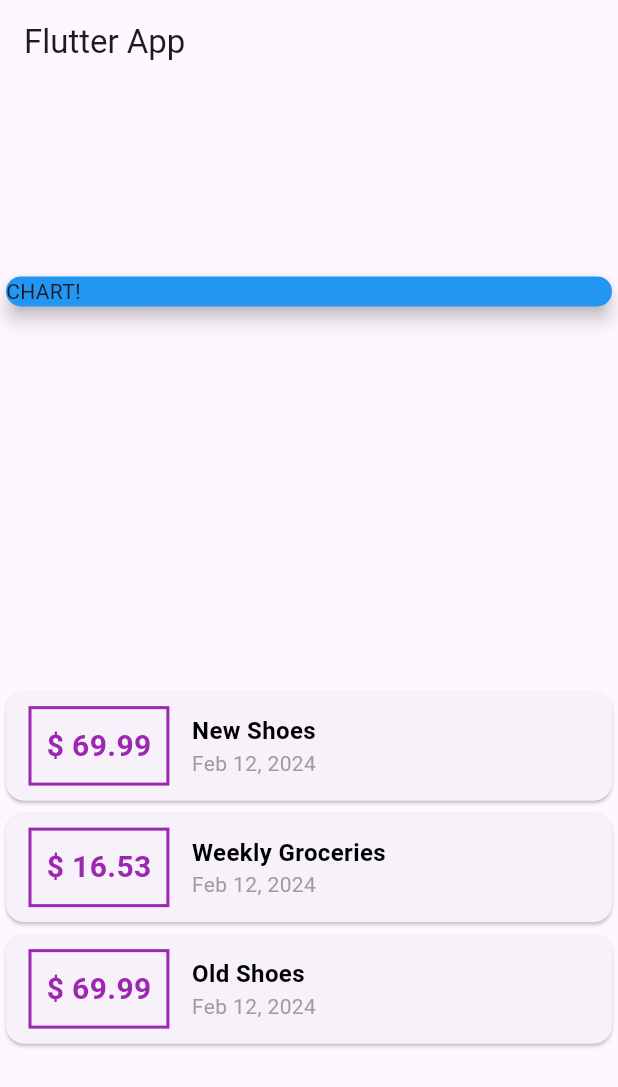
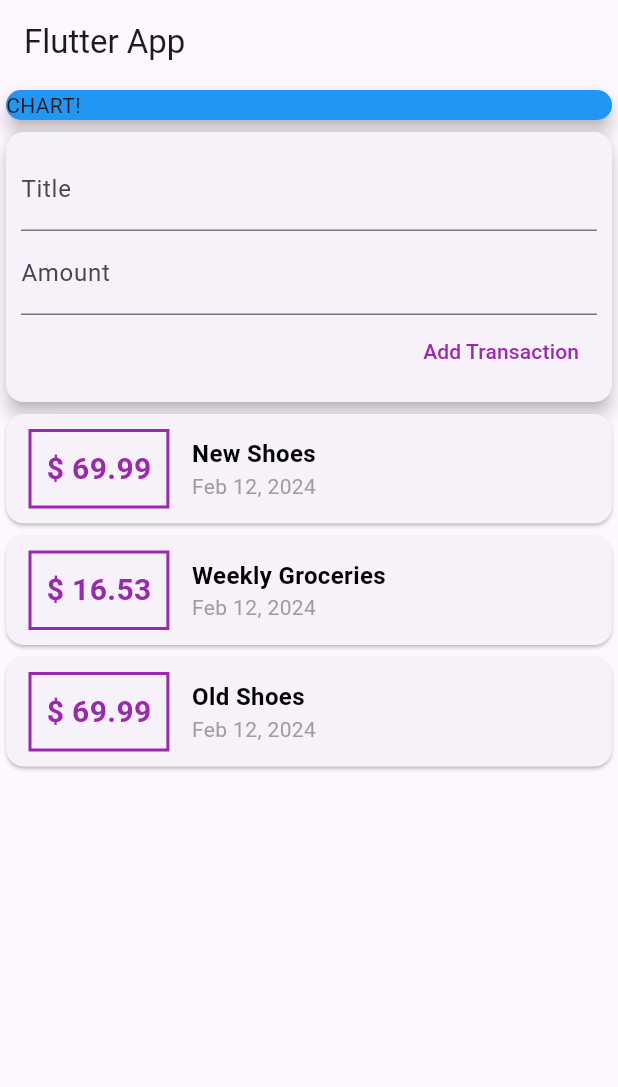
Before and after one commit to robertruben98/flutter_complete_guide, a Flutter app: the screen it shows after launch, on a phone screen of 412 x 824 dp. Shown: the top 1087 px of the screen. Run offline on Flutter 3.47's test engine with Material 3 defaults, Android fonts, the phone set to English and light mode, and no system bars.

Commit message:
ADD: text input widgets

```diff
--- a/lib/main.dart
+++ b/lib/main.dart
@@ -30,9 +30,10 @@ class MyHomePage extends StatelessWidget {
   @override
   Widget build(BuildContext context) {
     return Scaffold(
+        resizeToAvoidBottomInset: false,
         appBar: AppBar(title: Text('Flutter App')),
         body: Column(
-          mainAxisAlignment: MainAxisAlignment.spaceAround,
+          // mainAxisAlignment: MainAxisAlignment.start,
           crossAxisAlignment: CrossAxisAlignment.stretch,
           children: <Widget>[
             Container(
@@ -43,6 +44,28 @@ class MyHomePage extends StatelessWidget {
                 elevation: 5,
               ),
             ),
+            Card(
+                elevation: 5,
+                child: Container(
+                  padding: EdgeInsets.all(10),
+                  child: Column(
+                    crossAxisAlignment: CrossAxisAlignment.end,
+                    children: <Widget>[
+                      TextField(
+                        decoration: InputDecoration(labelText: "Title"),
+                      ),
+                      TextField(
+                        decoration: InputDecoration(labelText: "Amount"),
+                      ),
+                      TextButton(
+                          onPressed: () {},
+                          child: Text('Add Transaction'),
+                          style: ButtonStyle(
+                              foregroundColor:
+                                  MaterialStateProperty.all(Colors.purple)))
+                    ],
+                  ),
+                )),
             Column(
               children: transactions.map((tx) {
                 return Card(
```
